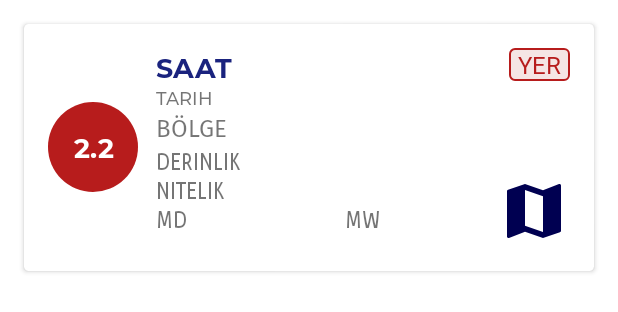
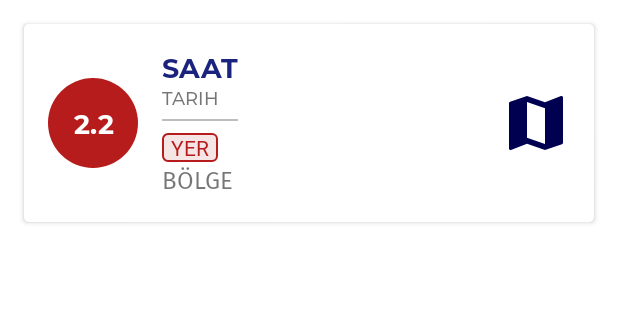
Before and after one commit to yemreak/DepremYA, an Android app: the layout quake_item.xml on its own in the app's theme, with its tools: preview values and no code run, on a phone screen of 412 x 824 dp. Shown: the top 312 px of the screen. Run offline under Robolectric (Android 15) with nearby library versions, the phone set to English and light mode, and no system bars; network calls fail.

Commit message:
👩‍🎨 Kartlar yeniden tasarlandı

```diff
--- a/app/src/main/java/com/yemreak/depremya/ui/QuakeAdapter.kt
+++ b/app/src/main/java/com/yemreak/depremya/ui/QuakeAdapter.kt
@@ -27,18 +27,13 @@ class QuakeAdapter(private val context: Context, private var quakes: List<Quake>
 		with(quakes[position]) {
 			holder.tvDate.text = date
 			holder.tvHour.text = context.getString(R.string.str_hour, hour)
-			holder.tvDepth.text = context.getString(R.string.str_depth, depth)
-			holder.tvMd.text = context.getString(R.string.str_md, md)
 			holder.tvMl.text = ml
-			holder.tvMw.text = context.getString(R.string.str_mw, mw)
 			holder.tvCity.text = city
 			if (region == "")
 				holder.tvRegion.text = context.getString(R.string.str_region, " - ")
 			else
 				holder.tvRegion.text =
 					context.getString(R.string.str_region, region)
-			holder.tvResolution.text =
-				context.getString(R.string.str_resolution, resolution)
 
 			holder.ibLocation.setOnClickListener {
 				val uri = "https://maps.google.com/?q=${lat},${lng}&ll=${lat},${lng}&z=7"
@@ -79,13 +74,9 @@ class QuakeAdapter(private val context: Context, private var quakes: List<Quake>
 	class QuakeHolder(itemView: View) : RecyclerView.ViewHolder(itemView) {
 		val tvDate: TextView = itemView.tvDate
 		val tvHour: TextView = itemView.tvHour
-		val tvDepth: TextView = itemView.tvDepth
-		val tvMd: TextView = itemView.tvMd
 		val tvMl: TextView = itemView.tvMl
-		val tvMw: TextView = itemView.tvMw
 		val tvCity: TextView = itemView.tvCity
 		val tvRegion: TextView = itemView.tvRegion
-		val tvResolution: TextView = itemView.tvResolution
 		val ibLocation: ImageButton = itemView.ibLocation
 	}
 
--- a/app/src/main/res/layout/quake_item.xml
+++ b/app/src/main/res/layout/quake_item.xml
@@ -27,47 +27,31 @@
 			android:textColor="@color/colorPrimaryText"
 			android:textSize="18sp" />
 
-		<LinearLayout
+		<RelativeLayout
 			android:layout_width="match_parent"
 			android:layout_height="wrap_content"
+			android:paddingStart="16dp">
+
+			<LinearLayout
+				android:layout_width="wrap_content"
+				android:layout_height="wrap_content"
 				android:orientation="vertical"
-			android:paddingLeft="12dp">
+				android:layout_alignParentStart="true">
 
-			<RelativeLayout
-				android:layout_width="match_parent"
-				android:layout_height="wrap_content">
+
+				<LinearLayout
+					android:layout_width="wrap_content"
+					android:layout_height="wrap_content"
+					android:orientation="vertical">
 
 					<TextView
 						android:id="@+id/tvHour"
 						android:layout_width="wrap_content"
 						android:layout_height="wrap_content"
-					android:layout_centerVertical="true"
 						android:fontFamily="@font/montserrat_bold"
 						android:text="SAAT"
 						android:textColor="@color/colorPrimary"
 						android:textSize="18sp" />
-
-				<LinearLayout
-					android:layout_width="wrap_content"
-					android:layout_height="wrap_content"
-					android:layout_alignParentEnd="true"
-					android:orientation="horizontal">
-
-					<TextView
-						android:id="@+id/tvCity"
-						android:layout_width="wrap_content"
-						android:layout_height="wrap_content"
-						android:layout_marginStart="6dp"
-						android:background="@drawable/city_background"
-						android:fontFamily="@font/fira_medium"
-						android:paddingLeft="6dp"
-						android:paddingRight="6dp"
-						android:text="YER"
-						android:textColor="@color/colorSecondary"
-						android:textSize="16sp" />
-				</LinearLayout>
-
-			</RelativeLayout>
 
 					<TextView
 						android:id="@+id/tvDate"
@@ -77,6 +61,27 @@
 						android:text="TARIH"
 						android:textSize="12sp" />
 
+					<View
+						android:layout_width="match_parent"
+						android:layout_height="1dp"
+						android:layout_marginBottom="8dp"
+						android:layout_marginTop="6dp"
+						android:background="@color/colorDivider" />
+				</LinearLayout>
+
+				<TextView
+					android:id="@+id/tvCity"
+					android:layout_width="wrap_content"
+					android:layout_height="wrap_content"
+					android:background="@drawable/city_background"
+					android:fontFamily="@font/fira_medium"
+					android:paddingLeft="6dp"
+					android:paddingRight="6dp"
+					android:text="YER"
+					android:textColor="@color/colorSecondary"
+					android:textSize="14sp" />
+
+
 				<TextView
 					android:id="@+id/tvRegion"
 					android:layout_width="wrap_content"
@@ -85,64 +90,19 @@
 					android:text="BÖLGE"
 					android:textSize="16sp" />
 
-			<TextView
-				android:id="@+id/tvDepth"
-				android:layout_width="wrap_content"
-				android:layout_height="wrap_content"
-				android:fontFamily="@font/ubuntu_regular"
-				android:text="DERINLIK"
-				android:textSize="16sp" />
+			</LinearLayout>
 
-
-			<RelativeLayout
-				android:layout_width="match_parent"
-				android:layout_height="wrap_content">
-
-				<LinearLayout
-					android:layout_width="match_parent"
-					android:layout_height="wrap_content"
-					android:orientation="vertical">
-
-					<TextView
-						android:id="@+id/tvResolution"
-						android:layout_width="wrap_content"
-						android:layout_height="wrap_content"
-						android:fontFamily="@font/ubuntu_regular"
-						android:text="NITELIK"
-						android:textSize="16sp" />
-
-					<RelativeLayout
-						android:layout_width="match_parent"
-						android:layout_height="wrap_content">
-
-
-						<TextView
-							android:id="@+id/tvMd"
-							android:layout_width="wrap_content"
-							android:layout_height="wrap_content"
-							android:fontFamily="@font/ubuntu_regular"
-							android:text="MD"
-							android:textSize="16sp" />
-
-						<TextView
-							android:id="@+id/tvMw"
-							android:layout_width="wrap_content"
-							android:layout_height="wrap_content"
-							android:layout_centerInParent="true"
-							android:fontFamily="@font/ubuntu_regular"
-							android:text="MW"
-							android:textSize="16sp" />
-					</RelativeLayout>
-				</LinearLayout>
 
 			<ImageButton
 				android:id="@+id/ibLocation"
 				android:layout_width="wrap_content"
 				android:layout_height="wrap_content"
 				android:layout_alignParentEnd="true"
+				android:layout_centerInParent="true"
+				android:layout_centerHorizontal="true"
+				android:layout_marginEnd="-1dp"
 				android:background="?android:attr/selectableItemBackground"
 				android:src="@drawable/ic_baseline_map_24" />
 		</RelativeLayout>
 	</LinearLayout>
-	</LinearLayout>
 </androidx.cardview.widget.CardView>
```
Lines whose indentation alone changed are shown as unchanged.
